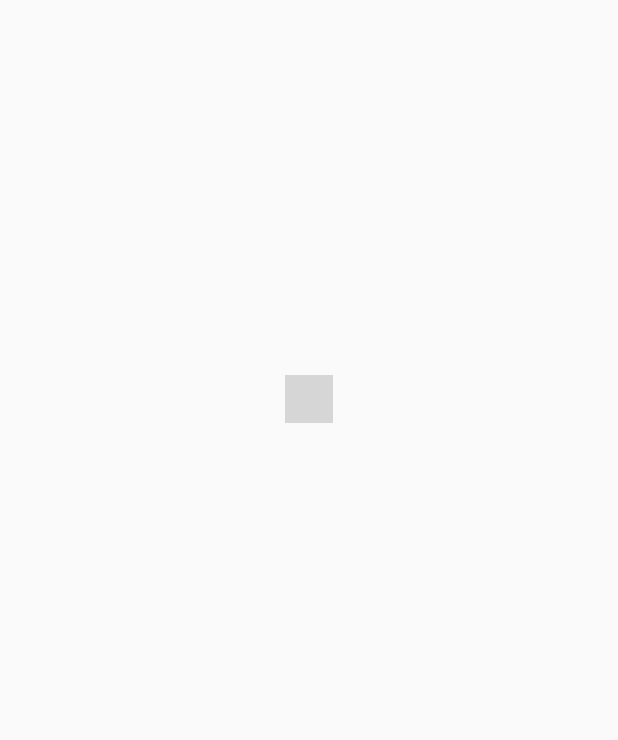
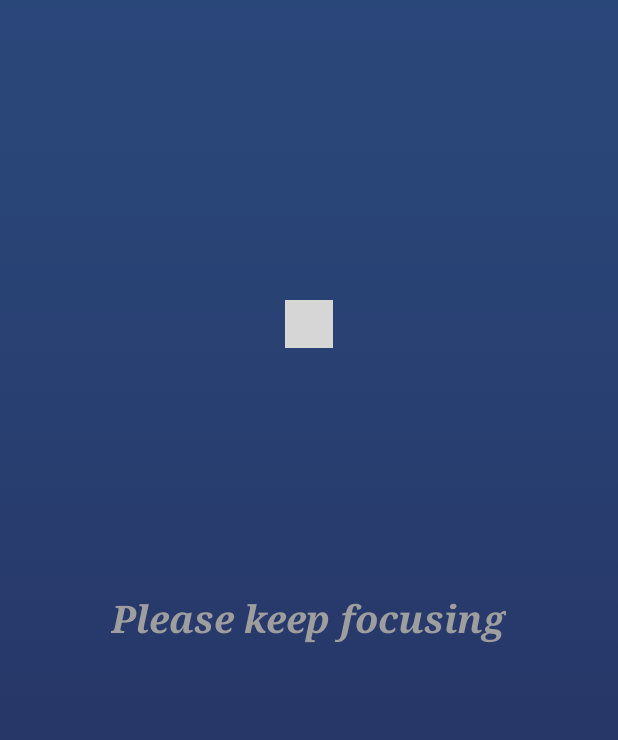
Before and after one commit to YujieLyu/Focusing, an Android app: the screen it shows after launch (Countdown_Activity), after a tap on "START", on a phone screen of 412 x 824 dp. Shown: the top 740 px of the screen. Run offline under Robolectric (Android 15) with nearby library versions, the phone set to English and light mode, and no system bars; libraries missing offline, so code that uses them is left out: cn.iwgang.countdownview; plain views replace CountdownView; 4 statements that could not run were skipped; grey boxes are pictures that could not be loaded.

Commit message:
After the countdown, the countdownActivity automatically disappear.

```diff
--- a/app/src/main/java/com/example/jessie/focusing/service/CountDownService.java
+++ /dev/null
@@ -1,9 +0,0 @@
-package com.example.jessie.focusing.service;
-
-/**
- * @author : Yujie Lyu
- * @date : 13-01-2019
- * @time : 00:33
- */
-public class CountDownService {
-}
--- a/app/src/main/java/com/example/jessie/focusing/service/LockService.java
+++ b/app/src/main/java/com/example/jessie/focusing/service/LockService.java
@@ -12,6 +12,7 @@ import android.content.pm.ResolveInfo;
 
 import com.example.jessie.focusing.AppConstants;
 import com.example.jessie.focusing.database.AppInfoManager;
+import com.example.jessie.focusing.view.Countdown_Activity;
 import com.example.jessie.focusing.view.LockScreenActivity;
 
 import java.util.ArrayList;
@@ -34,6 +35,7 @@ public class LockService extends IntentService implements DialogInterface.OnClic
     private ActivityManager activityManager;
     private AppInfoManager appInfoManager;
     private long endTime;
+    private long startTime;
 
     @Override
     public void onCreate() {
@@ -52,7 +54,7 @@ public class LockService extends IntentService implements DialogInterface.OnClic
         while (true){
             checkData(intent);
             try {
-                Thread.sleep(1000);//todo:时间设置更改
+                Thread.sleep(100);//todo:时间设置更改.考虑冲突，延迟等问题
             } catch (InterruptedException e) {
                 e.printStackTrace();
             }
@@ -62,7 +64,7 @@ public class LockService extends IntentService implements DialogInterface.OnClic
     }
 
     private void checkData(Intent intent) {
-        long startTime=intent.getLongExtra("startTime",0);
+        startTime=intent.getLongExtra("startTime",0);
         endTime=intent.getLongExtra("endTime",0);
         long currTime=System.currentTimeMillis();//TODO：calculate time by itself,no get the real
                                                 //countdown time
@@ -108,9 +110,10 @@ public class LockService extends IntentService implements DialogInterface.OnClic
 
     private void lockScreen(String packageName) {
 //        LockApplication.getInstance().clearAllActivity();
-        Intent intent = new Intent(this, LockScreenActivity.class);
+        Intent intent = new Intent(this, Countdown_Activity.class);
         intent.putExtra(AppConstants.PRESS_BACK,AppConstants.BACK_TO_FINISH);
         intent.putExtra(AppConstants.LOCK_PACKAGE_NAME, packageName);
+        intent.putExtra("startTime",startTime);
         intent.putExtra("endTime",endTime);//todo:类似的数据传递的要写成常量吧
         intent.setFlags(Intent.FLAG_ACTIVITY_NEW_TASK);//todo:不懂这个操作
         startActivity(intent);
--- a/app/src/main/java/com/example/jessie/focusing/view/Countdown_Activity.java
+++ b/app/src/main/java/com/example/jessie/focusing/view/Countdown_Activity.java
@@ -1,11 +1,22 @@
 package com.example.jessie.focusing.view;
 
+import android.content.Context;
 import android.content.Intent;
+import android.content.res.Resources;
+import android.graphics.Bitmap;
+import android.graphics.Color;
+import android.graphics.drawable.Drawable;
 import android.os.Bundle;
 import android.support.v7.app.AppCompatActivity;
+import android.view.View;
+import android.view.ViewTreeObserver;
+import android.widget.RelativeLayout;
+import android.widget.TextView;
 
+import com.example.jessie.focusing.AppConstants;
 import com.example.jessie.focusing.R;
 import com.example.jessie.focusing.service.LockService;
+import com.example.jessie.focusing.utils.LockUtil;
 
 import cn.iwgang.countdownview.CountdownView;
 
@@ -14,35 +25,90 @@ import cn.iwgang.countdownview.CountdownView;
  * @date : 11-01-2019
  * @time : 10:14
  */
-public class Countdown_Activity extends AppCompatActivity {
+public class Countdown_Activity extends AppCompatActivity implements CountdownView.OnCountdownEndListener {
 
     private CountdownView countdownView;
     private long startTime;
     private long endTime;
+    private String clickBackFromLock;//按返回键
+    //    private String clickBackFromMain;
+    private TextView suggestInfo;
+    private RelativeLayout cdvLayout;
+    private Context context;
 
     @Override
     protected void onCreate(Bundle savedInstanceState) {
         super.onCreate(savedInstanceState);
         setContentView(R.layout.activity_countdown);
         countdownView = findViewById(R.id.cdv_count);
+        countdownView.setOnCountdownEndListener(this);
+        suggestInfo = findViewById(R.id.tv_suggestInfo);
+        cdvLayout = findViewById(R.id.cd_main_view);
+        //沉浸式状态栏
+        View decorView = getWindow().getDecorView();
+        int option = View.SYSTEM_UI_FLAG_LAYOUT_FULLSCREEN
+                | View.SYSTEM_UI_FLAG_LAYOUT_STABLE;
+        decorView.setSystemUiVisibility(option);
+        getWindow().setStatusBarColor(Color.TRANSPARENT);
+
         initData();
         Intent intent = new Intent(this, LockService.class);
-        intent.putExtra("startTime",startTime);
-        intent.putExtra("endTime",endTime);
+        intent.putExtra("startTime", startTime);
+        intent.putExtra("endTime", endTime);
         startService(intent); //TODO
     }
 
     protected void initData() {
-        String timeInput = getIntent().getStringExtra("countTime");
-        startTime=getIntent().getLongExtra("startTime",0);
-        endTime=getIntent().getLongExtra("endTime",0);
-        String[] count = timeInput.split(":");
-        int hour = Integer.parseInt(count[0]);
-        int min = Integer.parseInt(count[1]);
-        long countTime = (long) (hour * 60 * 60 * 1000 + min * 60 * 1000);
+//        String timeInput = getIntent().getStringExtra("countTime");
+        clickBackFromLock = getIntent().getStringExtra(AppConstants.PRESS_BACK);
+        startTime = getIntent().getLongExtra("startTime", 0);
+        endTime = getIntent().getLongExtra("endTime", 0);
+//        clickBackFromMain=AppConstants.BACK_TO_FINISH;
+        long countTime = 0;
+        long currTime = System.currentTimeMillis();
+        if (startTime < currTime && currTime < endTime) {
+            countTime = endTime - currTime;
+        }
+//        String[] count = timeInput.split(":");
+//        int hour = Integer.parseInt(count[0]);
+//        int min = Integer.parseInt(count[1]);
+//        long countTime = (long) (hour * 60 * 60 * 1000 + min * 60 * 1000);
         countdownView.start(countTime);
+        initLayoutBackground();
 
     }
 
+    private void initLayoutBackground() {
 
+        Resources resources = this.getResources();
+        final Drawable bgPic = resources.getDrawable(R.drawable.bg_pure);
+        cdvLayout.getViewTreeObserver().addOnPreDrawListener(
+                new ViewTreeObserver.OnPreDrawListener() {
+                    @Override
+                    public boolean onPreDraw() {
+                        cdvLayout.getViewTreeObserver().removeOnPreDrawListener(this);
+                        cdvLayout.buildDrawingCache();
+                        Bitmap bmp = LockUtil.drawableToBitmap(bgPic, cdvLayout);
+                        LockUtil.blur(Countdown_Activity.this, LockUtil.big(bmp), cdvLayout);  //高斯模糊
+                        return true;
+                    }
+                });
+
+    }
+
+    @Override
+    public void onBackPressed() {//todo:返回键和home键的稳定性:从countdown返回main是空指针
+        if (clickBackFromLock != null && clickBackFromLock.equals(AppConstants.BACK_TO_FINISH)) {
+            LockUtil.goHome(this);
+        } else {
+            super.onBackPressed();
+        }
+    }
+
+    @Override
+    public void onEnd(CountdownView cv) {
+        cv.stop();
+        moveTaskToBack(true);
+//        finishAndRemoveTask();
+    }
 }
--- a/app/src/main/java/com/example/jessie/focusing/view/LockScreenActivity.java
+++ b/app/src/main/java/com/example/jessie/focusing/view/LockScreenActivity.java
@@ -17,13 +17,12 @@ import com.example.jessie.focusing.AppConstants;
 import com.example.jessie.focusing.utils.LockUtil;
 import com.example.jessie.focusing.R;
 
-import java.util.Calendar;
-
 import cn.iwgang.countdownview.CountdownView;
 
 /**
  * @author : Yujie Lyu
  * @date : 30-12-2018
+ * TODO：现在基本没用了，可以删掉了
  * @time : 16:05
  */
 public class LockScreenActivity extends AppCompatActivity {
--- a/app/src/main/java/com/example/jessie/focusing/view/MainActivity.java
+++ b/app/src/main/java/com/example/jessie/focusing/view/MainActivity.java
@@ -73,7 +73,7 @@ public class MainActivity extends AppCompatActivity
                 Intent intent = new Intent(MainActivity.this, Countdown_Activity.class);
                 intent.putExtra("endTime", time2.getTimeInMillis());
                 intent.putExtra("startTime", time1.getTimeInMillis());
-                intent.putExtra("countTime", countTime);
+                intent.putExtra("countTime", countTime);//todo:lockScreen删除则此条没用
                 startActivity(intent);
             }
         });
--- a/app/src/main/java/com/example/jessie/focusing/view/WelcomeActivity.java
+++ b/app/src/main/java/com/example/jessie/focusing/view/WelcomeActivity.java
@@ -13,7 +13,6 @@ import android.widget.ImageView;
 
 import com.example.jessie.focusing.AppConstants;
 import com.example.jessie.focusing.DialogPermission;
-import com.example.jessie.focusing.service.LockService;
 import com.example.jessie.focusing.utils.LockUtil;
 import com.example.jessie.focusing.R;
 import com.example.jessie.focusing.utils.SPUtil;
--- a/app/src/main/res/layout/activity_countdown.xml
+++ b/app/src/main/res/layout/activity_countdown.xml
@@ -2,6 +2,7 @@
 <RelativeLayout xmlns:android="http://schemas.android.com/apk/res/android"
     android:layout_width="match_parent"
     android:layout_height="match_parent"
+    android:id="@+id/cd_main_view"
     xmlns:app="http://schemas.android.com/apk/res-auto">
 
     <cn.iwgang.countdownview.CountdownView
@@ -9,7 +10,7 @@
         android:layout_width="wrap_content"
         android:layout_height="wrap_content"
         android:layout_gravity="center_horizontal"
-        android:layout_marginTop="250dp"
+        android:layout_marginTop="200dp"
         android:layout_centerHorizontal="true"
         app:isHideTimeBackground="false"
         app:isShowDay="false"
@@ -34,4 +35,19 @@
         android:textAlignment="center"
         />
 
+    <TextView
+        android:id="@+id/tv_suggestInfo"
+        android:layout_width="wrap_content"
+        android:layout_height="wrap_content"
+        android:layout_centerHorizontal="true"
+        android:layout_centerVertical="true"
+        android:layout_marginTop="400dp"
+        android:fontFamily="serif"
+        android:lineSpacingExtra="8sp"
+        android:text="@string/focusing_suggestion"
+        android:textAlignment="center"
+        android:textColor="@color/light_grey"
+        android:textSize="25sp"
+        android:textStyle="bold|italic" />
+
 </RelativeLayout>
--- a/app/src/main/res/values/colors.xml
+++ b/app/src/main/res/values/colors.xml
@@ -11,7 +11,7 @@
     <color name="bg_blue_dark">#303F9F</color>
     <color name="bg_white">#FFFFFF</color>
     <color name="grey">#49494a</color>
-    <color name="light_grey">#9f9f9f</color>
+    <color name="light_grey">#9e9e9e</color>
     <color name="font_deep_gray">#5b5b5b</color>  <!--字体深灰色-->
     <color name="transparent">#00000000</color>
 </resources>
--- a/app/src/main/res/values/strings.xml
+++ b/app/src/main/res/values/strings.xml
@@ -81,6 +81,6 @@
     <string name="pref_ringtone_silent">Silent</string>
 
     <string name="pref_title_vibrate">Vibrate</string>
-    <string name="focusing_suggestion">You cannot open the App  Please keep focusing</string>
+    <string name="focusing_suggestion">Please keep focusing</string>
 
 </resources>
```
Also changed, not shown: app/src/main/res/drawable/bg_aurora.jpg (added), app/src/main/res/drawable/bg_pure.jpeg (added), app/src/main/res/drawable/bg_snow_mountain.jpg (added).
